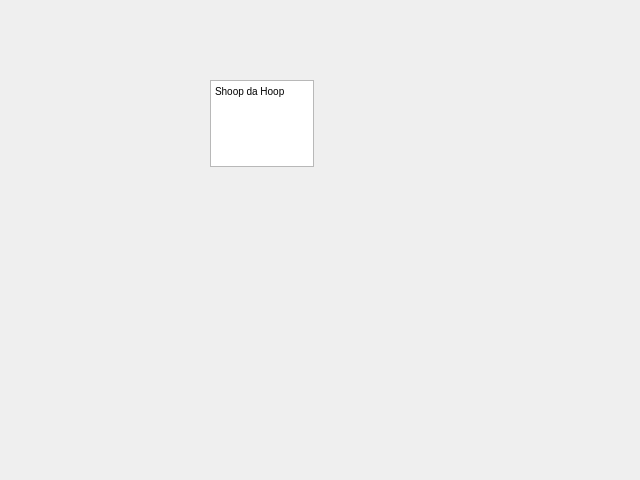
First picture: the form in pyqt_gui/cart_interface_produce.ui, repository PfeifferH/cheqout, before the edit.
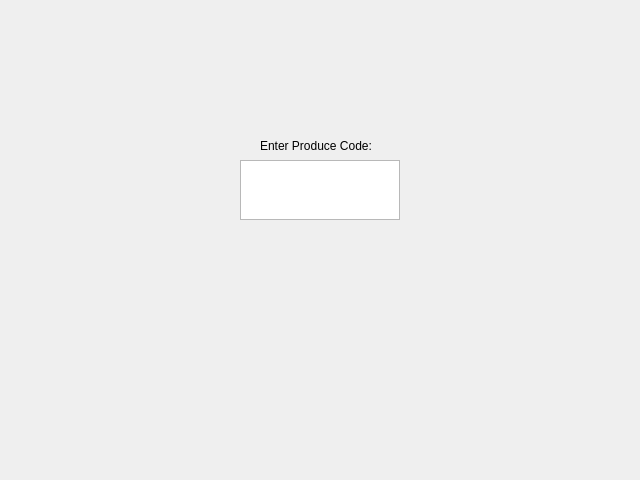
Second picture: the form after the edit.

```diff
--- a/pyqt_gui/cart_interface_produce.ui
+++ b/pyqt_gui/cart_interface_produce.ui
@@ -16,10 +16,10 @@
   <widget class="QTextEdit" name="textEdit">
    <property name="geometry">
     <rect>
-     <x>210</x>
-     <y>80</y>
-     <width>104</width>
-     <height>87</height>
+     <x>240</x>
+     <y>160</y>
+     <width>160</width>
+     <height>60</height>
     </rect>
    </property>
    <property name="html">
@@ -27,7 +27,20 @@
 &lt;html&gt;&lt;head&gt;&lt;meta name=&quot;qrichtext&quot; content=&quot;1&quot; /&gt;&lt;style type=&quot;text/css&quot;&gt;
 p, li { white-space: pre-wrap; }
 &lt;/style&gt;&lt;/head&gt;&lt;body style=&quot; font-family:'MS Shell Dlg 2'; font-size:7.8pt; font-weight:400; font-style:normal;&quot;&gt;
-&lt;p style=&quot; margin-top:0px; margin-bottom:0px; margin-left:0px; margin-right:0px; -qt-block-indent:0; text-indent:0px;&quot;&gt;Shoop da Hoop&lt;/p&gt;&lt;/body&gt;&lt;/html&gt;</string>
+&lt;p style=&quot;-qt-paragraph-type:empty; margin-top:0px; margin-bottom:0px; margin-left:0px; margin-right:0px; -qt-block-indent:0; text-indent:0px;&quot;&gt;&lt;br /&gt;&lt;/p&gt;&lt;/body&gt;&lt;/html&gt;</string>
+   </property>
+  </widget>
+  <widget class="QLabel" name="label">
+   <property name="geometry">
+    <rect>
+     <x>260</x>
+     <y>130</y>
+     <width>131</width>
+     <height>31</height>
+    </rect>
+   </property>
+   <property name="text">
+    <string>Enter Produce Code:</string>
    </property>
   </widget>
  </widget>
```
